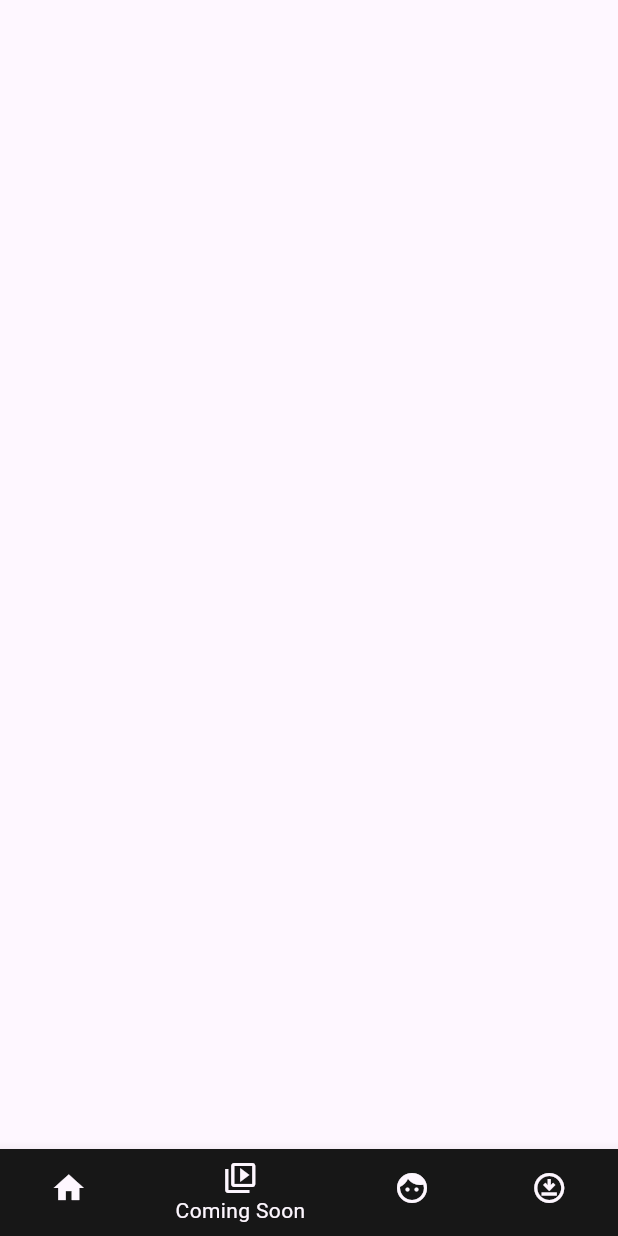
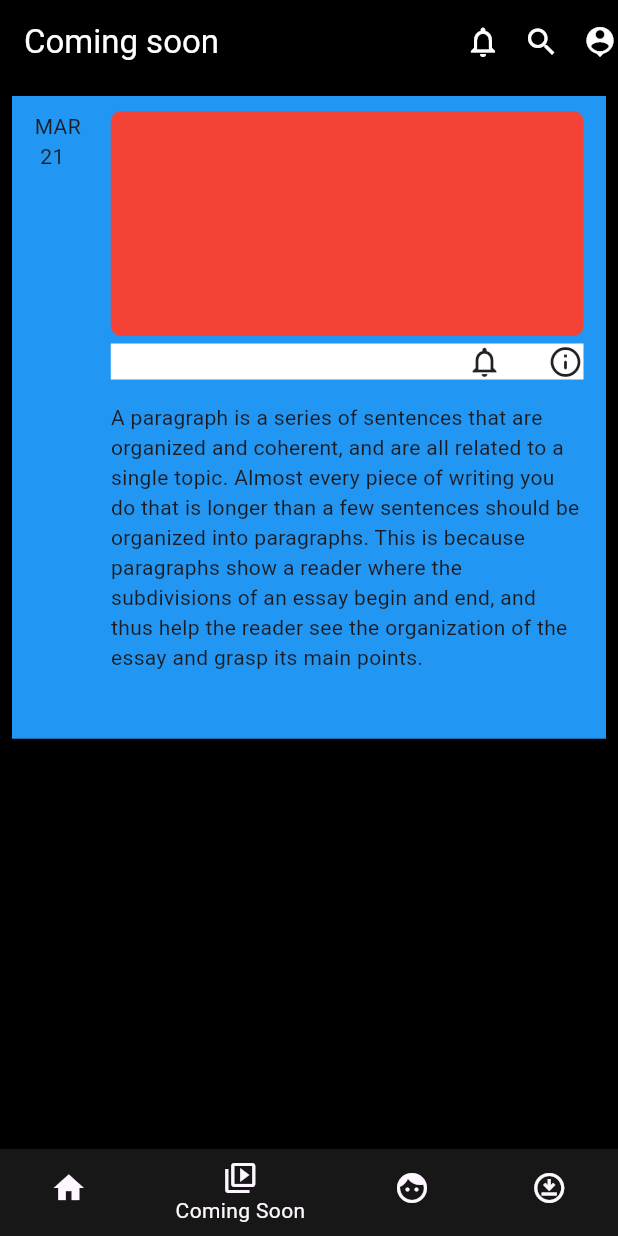
Before and after one commit to sambitskr/Netflix-clone, a Flutter app: the screen it shows after launch, item 2 of the bottom bar chosen, on a phone screen of 412 x 824 dp. Run offline on Flutter 3.47's test engine with Material 3 defaults, Android fonts, the phone set to English and light mode, and no system bars; missing offline and left inert: tmdb_api.

Commit message:
coming soon page updated

```diff
--- a/lib/ComingSoon.dart
+++ b/lib/ComingSoon.dart
@@ -1,10 +1,119 @@
+import 'package:flutter/cupertino.dart';
 import 'package:flutter/material.dart';
+import 'package:flutter/widgets.dart';
 
 class ComingsoonPage extends StatelessWidget {
   const ComingsoonPage({super.key});
 
   @override
   Widget build(BuildContext context) {
-    return Scaffold();
+    return Scaffold(
+      backgroundColor: Colors.black,
+      appBar: AppBar(
+        backgroundColor: Colors.black,
+        title: Text(
+          'Coming soon ',
+          style: TextStyle(color: Colors.white),
+        ),
+        actions: [
+          Icon(
+            Icons.notifications_none,
+            color: Colors.white,
+          ),
+          SizedBox(
+            width: 15,
+          ),
+          Icon(
+            Icons.search,
+            color: Colors.white,
+          ),
+          SizedBox(
+            width: 15,
+          ),
+          Icon(
+            Icons.person_pin,
+            color: Colors.white,
+          ),
+        ],
+      ),
+      body: Column(
+        children: [
+          //top row
+          Row(
+            children: [],
+          ),
+          SingleChildScrollView(
+            child: Padding(
+              padding: const EdgeInsets.all(8.0),
+              child: Column(
+                children: [
+                  Container(
+                    color: Colors.blue,
+                    height: MediaQuery.of(context).size.height * 0.52,
+                    width: MediaQuery.of(context).size.width,
+                    padding:
+                        EdgeInsets.only(top: 10.0, left: 15.0, right: 15.0),
+                    child: Row(
+                      children: [
+                        //Date of release
+                        Column(
+                          children: [Text('MAR\n 21')],
+                        ),
+                        SizedBox(
+                          width: 20,
+                        ),
+                        // the trailer and other content
+
+                        Expanded(
+                          child: Column(
+                            children: [
+                              Container(
+                                width: MediaQuery.of(context).size.width,
+                                height: 150,
+                                decoration: BoxDecoration(
+                                    color: Colors.red,
+                                    borderRadius: BorderRadius.circular(7)),
+                              ),
+                              SizedBox(
+                                height: 5,
+                              ),
+                              // icons
+                              Container(
+                                width: MediaQuery.of(context).size.width,
+                                color: Colors.white,
+                                child: Row(
+                                  mainAxisAlignment: MainAxisAlignment.end,
+                                  children: [
+                                    Icon(
+                                      Icons.notifications_none,
+                                    ),
+                                    SizedBox(
+                                      width: 30,
+                                    ),
+                                    Icon(Icons.info_outline_rounded),
+                                  ],
+                                ),
+                              ),
+                              SizedBox(
+                                height: 15,
+                              ),
+                              //description
+                              Container(
+                                child: Text(
+                                    'A paragraph is a series of sentences that are organized and coherent, and are all related to a single topic. Almost every piece of writing you do that is longer than a few sentences should be organized into paragraphs. This is because paragraphs show a reader where the subdivisions of an essay begin and end, and thus help the reader see the organization of the essay and grasp its main points.'),
+                              ),
+                            ],
+                          ),
+                        ),
+                      ],
+                    ),
+                  ),
+                ],
+              ),
+            ),
+          )
+        ],
+      ),
+    );
   }
 }
--- a/lib/Info.dart
+++ b/lib/Info.dart
@@ -26,12 +26,7 @@ class InfoPage extends StatelessWidget {
             color: Colors.white,
           ),
           onPressed: () {
-            Navigator.push(
-              context,
-              MaterialPageRoute(
-                builder: (context) => const MyHomeScreen(),
-              ),
-            );
+            Navigator.pop(context);
           },
         ),
         actions: [
--- a/lib/main.dart
+++ b/lib/main.dart
@@ -1,4 +1,5 @@
 import 'package:flutter/material.dart';
+import 'package:netflix/ComingSoon.dart';
 import 'package:netflix/Downloads.dart';
 import 'package:netflix/HomeScreen.dart';
 import 'package:netflix/Info.dart';
@@ -16,7 +17,7 @@ class MyApp extends StatelessWidget {
   Widget build(BuildContext context) {
     return MaterialApp(
       debugShowCheckedModeBanner: false,
-      title: 'Flutter Demo',
+      title: 'Netflix',
       theme: ThemeData(
         colorScheme: ColorScheme.fromSeed(seedColor: Colors.deepPurple),
         useMaterial3: true,
```
